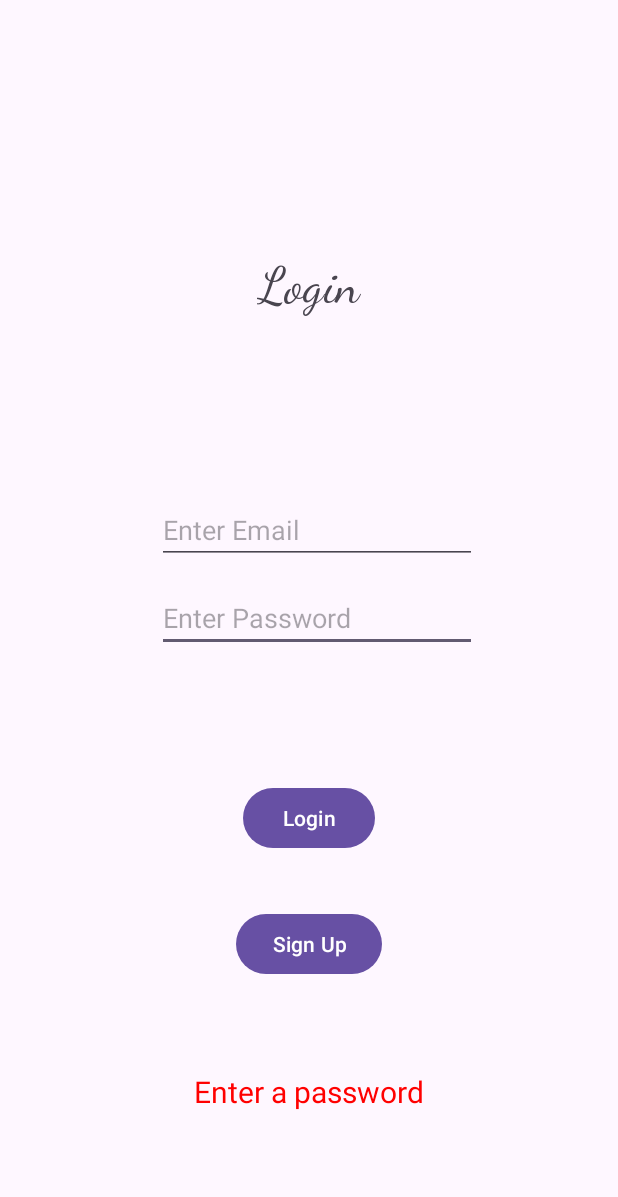
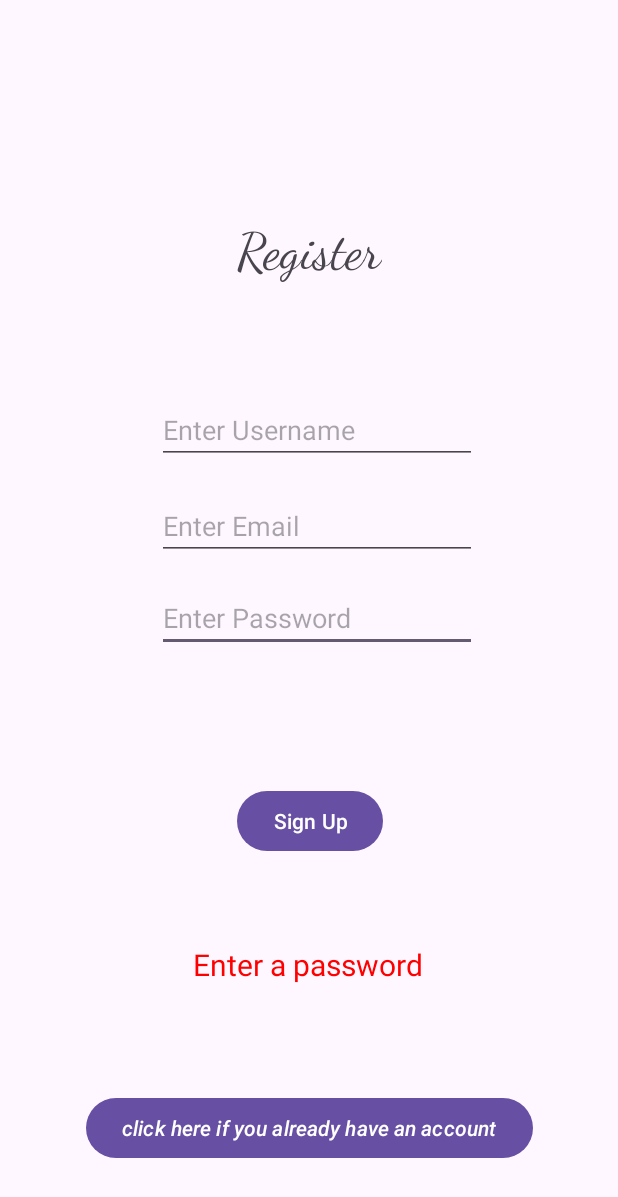
Before and after one commit to Maaz-BinAamir/DocOnDock, an Android app: the screen it shows after launch (LoginAndRegister before the commit, Register after it), after a tap on "Sign Up", on a phone screen of 412 x 824 dp. Shown: the top 1197 px of the screen. Run offline under Robolectric (Android 15) with nearby library versions, the phone set to English and light mode, and no system bars; our stand-ins replace Firebase (no records; nobody signed in at launch, a user with empty details on screens opened directly); 1 other tap on this screen came first.

Commit message:
updatev1

```diff
--- a/app/build.gradle
+++ b/app/build.gradle
@@ -42,4 +42,9 @@ dependencies {
     implementation platform('com.google.firebase:firebase-bom:32.8.0')
     implementation("com.google.firebase:firebase-auth")
     implementation 'com.google.firebase:firebase-analytics'
+    implementation("com.google.firebase:firebase-database")
+
+    // for image view
+    implementation 'de.hdodenhof:circleimageview:2.2.0'
+    implementation 'com.github.bumptech.glide:glide:4.8.0'
 }
--- a/app/src/main/java/com/example/myapplication/LoginAndRegister.java
+++ b/app/src/main/java/com/example/myapplication/Login.java
@@ -21,37 +21,23 @@ import com.google.android.gms.tasks.Task;
 import com.google.firebase.auth.AuthResult;
 import com.google.firebase.auth.FirebaseAuth;
 import com.google.firebase.auth.FirebaseUser;
+import com.google.firebase.database.DatabaseReference;
 
-public class LoginAndRegister extends AppCompatActivity {
+public class Login extends AppCompatActivity {
     private FirebaseAuth mAuth;
-
-    @Override
-    public void onStart() {
-        super.onStart();
-        // Check if user is signed in (non-null) and update UI accordingly.
-        FirebaseUser currentUser = mAuth.getCurrentUser();
-        if(currentUser != null){
-            Intent intent = new Intent(getApplicationContext(), MainActivity.class);
-            startActivity(intent);
-            finish();
-            Toast.makeText(LoginAndRegister.this, "Already Signed in.",
-                    Toast.LENGTH_SHORT).show();
-        }
-    }
+    DatabaseReference reference;
 
     @Override
     protected void onCreate(Bundle savedInstanceState) {
         super.onCreate(savedInstanceState);
         EdgeToEdge.enable(this);
-        setContentView(R.layout.activity_login_and_register);
+        setContentView(R.layout.activity_login);
         ViewCompat.setOnApplyWindowInsetsListener(findViewById(R.id.main), (v, insets) -> {
             Insets systemBars = insets.getInsets(WindowInsetsCompat.Type.systemBars());
             v.setPadding(systemBars.left, systemBars.top, systemBars.right, systemBars.bottom);
             return insets;
         });
         mAuth = FirebaseAuth.getInstance();
-        TextView loginTxt = findViewById(R.id.txtMain);
-        loginTxt.setText(R.string.login_text);
     }
 
     public void onLoginClick(View view){
@@ -76,49 +62,15 @@ public class LoginAndRegister extends AppCompatActivity {
                         if (task.isSuccessful()) {
                             // Sign in success, update UI with the signed-in user's information
                             FirebaseUser user = mAuth.getCurrentUser();
-                            Toast.makeText(LoginAndRegister.this, "Signed in Successfully.",
+                            Toast.makeText(Login.this, "Signed in Successfully.",
                                     Toast.LENGTH_SHORT).show();
                             Intent intent = new Intent(getApplicationContext(), MainActivity.class);
+                            intent.addFlags(Intent.FLAG_ACTIVITY_CLEAR_TASK| Intent.FLAG_ACTIVITY_NEW_TASK);
                             startActivity(intent);
                             finish();
                         } else {
                             // If sign in fails, display a message to the user.
-                            Toast.makeText(LoginAndRegister.this, "Authentication failed.",
-                                    Toast.LENGTH_SHORT).show();
-                        }
-                    }
-                });
-
-    }
-
-    public void onSignUpClick(View view){
-        EditText editUserEmailAddress = findViewById(R.id.editTextUserEmailAddress);
-        EditText editPassword = findViewById(R.id.editTextUserPassword);
-        TextView credentialsValidator = findViewById(R.id.credentialsValidator);
-        String email = String.valueOf(editUserEmailAddress.getText());
-        String password = String.valueOf(editPassword.getText());
-
-        if (TextUtils.isEmpty(email)){
-            credentialsValidator.setTextColor(Color.RED);
-            credentialsValidator.setText("Enter an email");
-        }
-        if (TextUtils.isEmpty(password)){
-            credentialsValidator.setTextColor(Color.RED);
-            credentialsValidator.setText("Enter a password");
-        }
-
-        mAuth.createUserWithEmailAndPassword(email, password)
-                .addOnCompleteListener(new OnCompleteListener<AuthResult>() {
-                    @Override
-                    public void onComplete(@NonNull Task<AuthResult> task) {
-                        if (task.isSuccessful()) {
-                            // Sign in success, update UI with the signed-in user's information
-                            FirebaseUser user = mAuth.getCurrentUser();
-                            Toast.makeText(LoginAndRegister.this, "Signed Up Successfully.",
-                                    Toast.LENGTH_SHORT).show();
-                        } else {
-                            // If sign in fails, display a message to the user.
-                            Toast.makeText(LoginAndRegister.this, "Authentication failed.",
+                            Toast.makeText(Login.this, "Authentication failed.",
                                     Toast.LENGTH_SHORT).show();
                         }
                     }
--- /dev/null
+++ b/app/src/main/java/com/example/myapplication/Register.java
@@ -0,0 +1,122 @@
+package com.example.myapplication;
+
+import android.content.Intent;
+import android.graphics.Color;
+import android.os.Bundle;
+import android.text.TextUtils;
+import android.view.View;
+import android.widget.EditText;
+import android.widget.TextView;
+import android.widget.Toast;
+
+import androidx.activity.EdgeToEdge;
+import androidx.annotation.NonNull;
+import androidx.appcompat.app.AppCompatActivity;
+import androidx.core.graphics.Insets;
+import androidx.core.view.ViewCompat;
+import androidx.core.view.WindowInsetsCompat;
+
+import com.google.android.gms.tasks.OnCompleteListener;
+import com.google.android.gms.tasks.Task;
+import com.google.firebase.auth.AuthResult;
+import com.google.firebase.auth.FirebaseAuth;
+import com.google.firebase.auth.FirebaseUser;
+import com.google.firebase.database.DatabaseReference;
+import com.google.firebase.database.FirebaseDatabase;
+
+import java.util.HashMap;
+
+public class Register extends AppCompatActivity {
+    private FirebaseAuth mAuth;
+    DatabaseReference reference;
+
+    public void onStart() {
+        super.onStart();
+        // Check if user is signed in (non-null) and update UI accordingly.
+        FirebaseUser currentUser = mAuth.getCurrentUser();
+        if(currentUser != null){
+            Intent intent = new Intent(getApplicationContext(), MainActivity.class);
+            startActivity(intent);
+            finish();
+            Toast.makeText(Register.this, "Already Signed in.",
+                    Toast.LENGTH_SHORT).show();
+        }
+    }
+
+    @Override
+    protected void onCreate(Bundle savedInstanceState) {
+        super.onCreate(savedInstanceState);
+        EdgeToEdge.enable(this);
+        setContentView(R.layout.activity_register);
+        ViewCompat.setOnApplyWindowInsetsListener(findViewById(R.id.main), (v, insets) -> {
+            Insets systemBars = insets.getInsets(WindowInsetsCompat.Type.systemBars());
+            v.setPadding(systemBars.left, systemBars.top, systemBars.right, systemBars.bottom);
+            return insets;
+        });
+        mAuth = FirebaseAuth.getInstance();
+    }
+
+    public void onSignUpClick(View view){
+        EditText editUserEmailAddress = findViewById(R.id.editTextUserEmailAddress);
+        EditText editPassword = findViewById(R.id.editTextUserPassword);
+        EditText editUsername = findViewById(R.id.editTextUsername);
+        TextView credentialsValidator = findViewById(R.id.credentialsValidator);
+        String username = String.valueOf(editUsername.getText());
+        String email = String.valueOf(editUserEmailAddress.getText());
+        String password = String.valueOf(editPassword.getText());
+
+        if (TextUtils.isEmpty(email)){
+            credentialsValidator.setTextColor(Color.RED);
+            credentialsValidator.setText("Enter an email");
+        }
+        if (TextUtils.isEmpty(password)){
+            credentialsValidator.setTextColor(Color.RED);
+            credentialsValidator.setText("Enter a password");
+        }
+
+        mAuth.createUserWithEmailAndPassword(email, password)
+                .addOnCompleteListener(new OnCompleteListener<AuthResult>() {
+                    @Override
+                    public void onComplete(@NonNull Task<AuthResult> task) {
+                        if (task.isSuccessful()) {
+                            // Sign in success, update UI with the signed-in user's information
+                            FirebaseUser user = mAuth.getCurrentUser();
+                            Toast.makeText(Register.this, "Signed Up Successfully.",
+                                    Toast.LENGTH_SHORT).show();
+                            assert user != null;
+                            String userid = user.getUid();
+                            reference = FirebaseDatabase.getInstance().getReference("Users").child(userid);
+
+                            HashMap<String, String> hashMap = new HashMap<>();
+                            hashMap.put("id",userid);
+                            hashMap.put("username", username);
+                            hashMap.put("imageURL", "default");
+                            reference.setValue(hashMap).addOnCompleteListener(new OnCompleteListener<Void>() {
+                                @Override
+                                public void onComplete(@NonNull Task<Void> task) {
+                                    if (task.isSuccessful()){
+                                        Intent intent = new Intent(getApplicationContext(), Login.class);
+                                        intent.addFlags(Intent.FLAG_ACTIVITY_CLEAR_TASK| Intent.FLAG_ACTIVITY_NEW_TASK);
+                                        startActivity(intent);
+                                        finish();
+                                    }
+                                }
+                            });
+
+                        } else {
+                            // If sign in fails, display a message to the user.
+                            Toast.makeText(Register.this, "Authentication failed.",
+                                    Toast.LENGTH_SHORT).show();
+                        }
+                    }
+                });
+
+    }
+
+    public void onAlreadyRegistered(View view){
+        Intent intent = new Intent(getApplicationContext(), Login.class);
+        startActivity(intent);
+        finish();
+    }
+
+}
--- a/app/src/main/res/layout/activity_login_and_register.xml
+++ b/app/src/main/res/layout/activity_login.xml
@@ -5,7 +5,7 @@
     android:id="@+id/main"
     android:layout_width="match_parent"
     android:layout_height="match_parent"
-    tools:context=".LoginAndRegister">
+    tools:context=".Login">
 
     <TextView
         android:id="@+id/txtMain"
@@ -14,33 +14,33 @@
         android:fontFamily="cursive"
         android:text="Login"
         android:textSize="34sp"
-        app:layout_constraintBottom_toTopOf="@+id/editTextUserPassword"
-        app:layout_constraintEnd_toEndOf="parent"
-        app:layout_constraintStart_toStartOf="parent"
-        app:layout_constraintTop_toTopOf="parent" />
-
-    <Button
-        android:id="@+id/button"
-        android:layout_width="wrap_content"
-        android:layout_height="wrap_content"
-        android:text="Sign Up"
         app:layout_constraintBottom_toBottomOf="parent"
         app:layout_constraintEnd_toEndOf="parent"
         app:layout_constraintStart_toStartOf="parent"
-        app:layout_constraintTop_toBottomOf="@+id/editTextUserPassword"
-        android:onClick="onSignUpClick"/>
+        app:layout_constraintTop_toTopOf="parent"
+        app:layout_constraintVertical_bias="0.19999999" />
 
     <Button
         android:id="@+id/button2"
         android:layout_width="wrap_content"
         android:layout_height="wrap_content"
+        android:onClick="onLoginClick"
         android:text="Login"
-        app:layout_constraintBottom_toTopOf="@+id/button"
+        app:layout_constraintBottom_toBottomOf="@+id/credentialsValidator"
         app:layout_constraintEnd_toEndOf="parent"
         app:layout_constraintStart_toStartOf="parent"
         app:layout_constraintTop_toBottomOf="@+id/editTextUserPassword"
-        app:layout_constraintVertical_bias="0.706"
-        android:onClick="onLoginClick" />
+        app:layout_constraintVertical_bias="0.26999998" />
+
+    <TextView
+        android:id="@+id/credentialsValidator"
+        android:layout_width="wrap_content"
+        android:layout_height="50dp"
+        android:textColor="#000000"
+        android:textSize="20sp"
+        app:layout_constraintBottom_toBottomOf="parent"
+        app:layout_constraintEnd_toEndOf="parent"
+        app:layout_constraintStart_toStartOf="parent" />
 
     <EditText
         android:id="@+id/editTextUserPassword"
@@ -54,17 +54,6 @@
         app:layout_constraintHorizontal_bias="0.527"
         app:layout_constraintStart_toStartOf="parent"
         app:layout_constraintTop_toTopOf="parent" />
-
-    <TextView
-        android:id="@+id/credentialsValidator"
-        android:layout_width="wrap_content"
-        android:layout_height="50dp"
-        android:textColor="#000000"
-        android:textSize="20sp"
-        app:layout_constraintBottom_toBottomOf="parent"
-        app:layout_constraintEnd_toEndOf="parent"
-        app:layout_constraintStart_toStartOf="parent"
-        app:layout_constraintTop_toBottomOf="@+id/button" />
 
     <EditText
         android:id="@+id/editTextUserEmailAddress"
--- /dev/null
+++ b/app/src/main/res/layout/activity_register.xml
@@ -0,0 +1,102 @@
+<?xml version="1.0" encoding="utf-8"?>
+<androidx.constraintlayout.widget.ConstraintLayout xmlns:android="http://schemas.android.com/apk/res/android"
+    xmlns:app="http://schemas.android.com/apk/res-auto"
+    xmlns:tools="http://schemas.android.com/tools"
+    android:id="@+id/main"
+    android:layout_width="match_parent"
+    android:layout_height="match_parent"
+    tools:context=".Register">
+
+    <TextView
+        android:id="@+id/txtMain"
+        android:layout_width="wrap_content"
+        android:layout_height="50dp"
+        android:fontFamily="cursive"
+        android:text="Register"
+        android:textSize="34sp"
+        app:layout_constraintBottom_toBottomOf="parent"
+        app:layout_constraintEnd_toEndOf="parent"
+        app:layout_constraintStart_toStartOf="parent"
+        app:layout_constraintTop_toTopOf="parent"
+        app:layout_constraintVertical_bias="0.19" />
+
+    <Button
+        android:id="@+id/button"
+        android:layout_width="wrap_content"
+        android:layout_height="wrap_content"
+        android:onClick="onSignUpClick"
+        android:text="Sign Up"
+        app:layout_constraintBottom_toBottomOf="parent"
+        app:layout_constraintEnd_toEndOf="parent"
+        app:layout_constraintHorizontal_bias="0.503"
+        app:layout_constraintStart_toStartOf="parent"
+        app:layout_constraintTop_toBottomOf="@+id/editTextUserPassword"
+        app:layout_constraintVertical_bias="0.26" />
+
+    <TextView
+        android:id="@+id/credentialsValidator"
+        android:layout_width="wrap_content"
+        android:layout_height="50dp"
+        android:textColor="#000000"
+        android:textSize="20sp"
+        app:layout_constraintBottom_toBottomOf="parent"
+        app:layout_constraintEnd_toEndOf="parent"
+        app:layout_constraintHorizontal_bias="0.498"
+        app:layout_constraintStart_toStartOf="parent"
+        app:layout_constraintTop_toBottomOf="@+id/button"
+        app:layout_constraintVertical_bias="0.285" />
+
+    <EditText
+        android:id="@+id/editTextUserPassword"
+        android:layout_width="wrap_content"
+        android:layout_height="wrap_content"
+        android:ems="10"
+        android:hint="Enter Password"
+        android:inputType="textPassword"
+        app:layout_constraintBottom_toBottomOf="parent"
+        app:layout_constraintEnd_toEndOf="parent"
+        app:layout_constraintHorizontal_bias="0.527"
+        app:layout_constraintStart_toStartOf="parent"
+        app:layout_constraintTop_toTopOf="parent" />
+
+    <EditText
+        android:id="@+id/editTextUserEmailAddress"
+        android:layout_width="wrap_content"
+        android:layout_height="wrap_content"
+        android:ems="10"
+        android:hint="Enter Email"
+        android:inputType="textEmailAddress"
+        app:layout_constraintBottom_toTopOf="@+id/editTextUserPassword"
+        app:layout_constraintEnd_toEndOf="parent"
+        app:layout_constraintHorizontal_bias="0.527"
+        app:layout_constraintStart_toStartOf="parent"
+        app:layout_constraintTop_toBottomOf="@+id/txtMain"
+        app:layout_constraintVertical_bias="0.891" />
+
+    <EditText
+        android:id="@+id/editTextUsername"
+        android:layout_width="wrap_content"
+        android:layout_height="wrap_content"
+        android:ems="10"
+        android:hint="Enter Username"
+        android:inputType="text"
+        app:layout_constraintBottom_toTopOf="@+id/editTextUserEmailAddress"
+        app:layout_constraintEnd_toEndOf="parent"
+        app:layout_constraintHorizontal_bias="0.527"
+        app:layout_constraintStart_toStartOf="parent"
+        app:layout_constraintTop_toBottomOf="@+id/txtMain"
+        app:layout_constraintVertical_bias="0.783" />
+
+    <Button
+        android:id="@+id/button4"
+        android:layout_width="wrap_content"
+        android:layout_height="wrap_content"
+        android:onClick="onAlreadyRegistered"
+        android:text="click here if you already have an account"
+        android:textStyle="italic"
+        app:layout_constraintBottom_toBottomOf="parent"
+        app:layout_constraintEnd_toEndOf="parent"
+        app:layout_constraintStart_toStartOf="parent"
+        app:layout_constraintTop_toBottomOf="@+id/credentialsValidator" />
+
+</androidx.constraintlayout.widget.ConstraintLayout>
--- a/gradle.properties
+++ b/gradle.properties
@@ -19,3 +19,4 @@ android.useAndroidX=true
 # resources declared in the library itself and none from the library's dependencies,
 # thereby reducing the size of the R class for that library
 android.nonTransitiveRClass=true
+android.enableJetifier=true
```
Also changed, not shown: app/src/main/AndroidManifest.xml (+5 -3 lines), app/src/main/java/com/example/myapplication/MainActivity.java (+42 -1 lines), app/src/main/java/com/example/myapplication/Model/User.java (added, +40 -0 lines), app/src/main/res/layout/activity_main.xml (+27 -2 lines).
